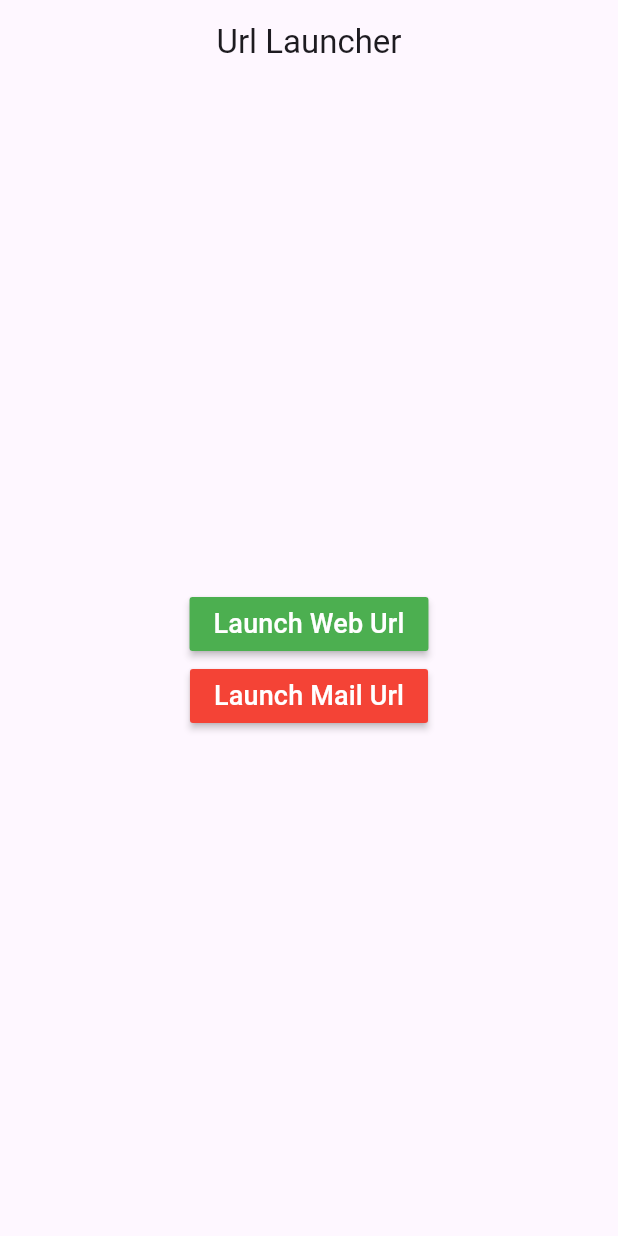
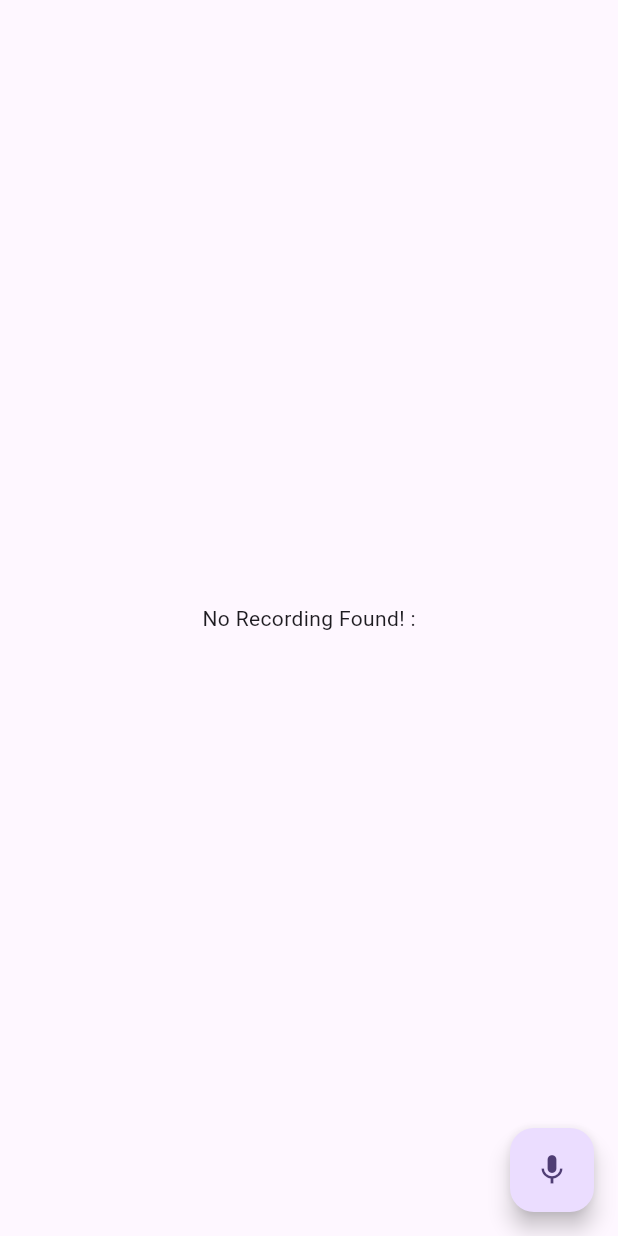
Before and after one commit to muneerhassan55/widgets-of-the-weak-every-day, a Flutter app: the screen it shows after launch, on a phone screen of 412 x 824 dp. Run offline on Flutter 3.47's test engine with Material 3 defaults, Android fonts, the phone set to English and light mode, and no system bars; our stand-ins replace just_audio; missing offline and left inert: record.

Commit message:
added capturing and playing audio

```diff
--- a/lib/main.dart
+++ b/lib/main.dart
@@ -1,4 +1,5 @@
 import 'package:flutter/material.dart';
+import 'package:widget_of_the_weak/screens/audio_recorder_and_play.dart';
 import 'package:widget_of_the_weak/screens/bottom_model_sheet.dart';
 
 import 'screens/url_launcher.dart';
@@ -19,7 +20,8 @@ class MyApp extends StatelessWidget {
           colorScheme: ColorScheme.fromSeed(seedColor: Colors.deepPurple),
           useMaterial3: true,
         ),
-        home: UrlLauncher()
+        home: AudioRecorderAndPlay()
+        //UrlLauncher()
         //const BottomModelSheet()
         );
   }
--- /dev/null
+++ b/lib/screens/audio_recorder_and_play.dart
@@ -0,0 +1,91 @@
+import 'dart:io';
+import 'package:just_audio/just_audio.dart';
+import 'package:path/path.dart' as p;
+import 'package:flutter/material.dart';
+import 'package:path_provider/path_provider.dart';
+import 'package:record/record.dart';
+
+class AudioRecorderAndPlay extends StatefulWidget {
+  const AudioRecorderAndPlay({super.key});
+
+  @override
+  State<AudioRecorderAndPlay> createState() => _AudioRecorderAndPlayState();
+}
+
+class _AudioRecorderAndPlayState extends State<AudioRecorderAndPlay> {
+  final AudioRecorder audioRecorder = AudioRecorder();
+  final AudioPlayer audioPlayer = AudioPlayer();
+  bool isRecording = false, isPlaying = false;
+  String? recordingPath;
+  @override
+  Widget build(BuildContext context) {
+    return Scaffold(
+      body: _buildUi(),
+      floatingActionButton: _recrdingButton(),
+    );
+  }
+
+  Widget _buildUi() {
+    return SizedBox(
+      width: MediaQuery.sizeOf(context).width,
+      child: Column(
+        crossAxisAlignment: CrossAxisAlignment.center,
+        mainAxisAlignment: MainAxisAlignment.center,
+        children: [
+          if (recordingPath != null)
+            MaterialButton(
+                color: Theme.of(context).colorScheme.primary,
+                child: Text(
+                  isPlaying
+                      ? 'Stop Playing Recording'
+                      : 'Start Playing Recording',
+                  style: TextStyle(color: Colors.white),
+                ),
+                onPressed: () async {
+                  if (audioPlayer.playing) {
+                    audioPlayer.stop();
+                    setState(() {
+                      isPlaying = false;
+                    });
+                  } else {
+                    await audioPlayer.setFilePath(recordingPath!);
+                    audioPlayer.play();
+                    setState(() {
+                      isPlaying = true;
+                    });
+                  }
+                }),
+          if (recordingPath == null) Text('No Recording Found! :')
+        ],
+      ),
+    );
+  }
+
+  Widget _recrdingButton() {
+    return FloatingActionButton(
+      onPressed: () async {
+        if (isRecording) {
+          String? filePath = await audioRecorder.stop();
+          if (filePath != null) {
+            setState(() {
+              isRecording = false;
+              recordingPath = filePath;
+            });
+          }
+        } else {
+          if (await audioRecorder.hasPermission()) {
+            final Directory appDocumetDir =
+                await getApplicationCacheDirectory();
+            final String filePath = p.join(appDocumetDir.path, 'recording.wav');
+            await audioRecorder.start(RecordConfig(), path: filePath);
+            setState(() {
+              isRecording = true;
+              recordingPath = null;
+            });
+          }
+        }
+      },
+      child: Icon(isRecording ? Icons.stop : Icons.mic),
+    );
+  }
+}
--- a/pubspec.yaml
+++ b/pubspec.yaml
@@ -36,6 +36,10 @@ dependencies:
   # Use with the CupertinoIcons class for iOS style icons.
   cupertino_icons: ^1.0.6
   url_launcher: ^6.3.0
+  record: ^5.1.2
+  just_audio: ^0.9.39
+  path_provider: ^2.1.3
+  path: ^1.9.0
 
 dev_dependencies:
   flutter_test:
```
Also changed, not shown: pubspec.lock, 7 other files.
